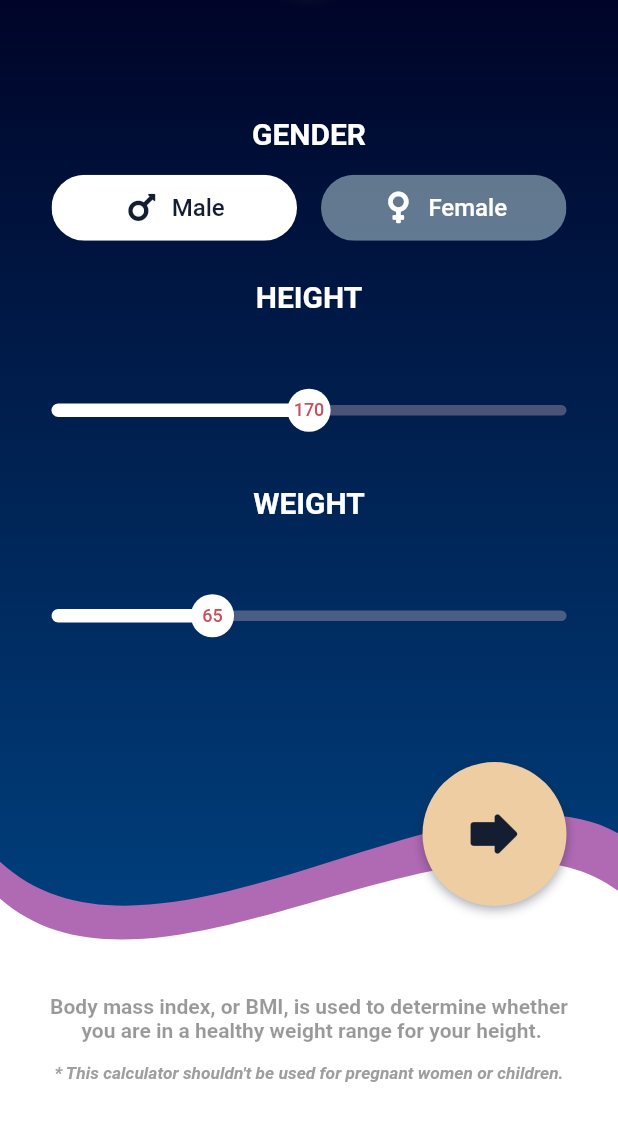
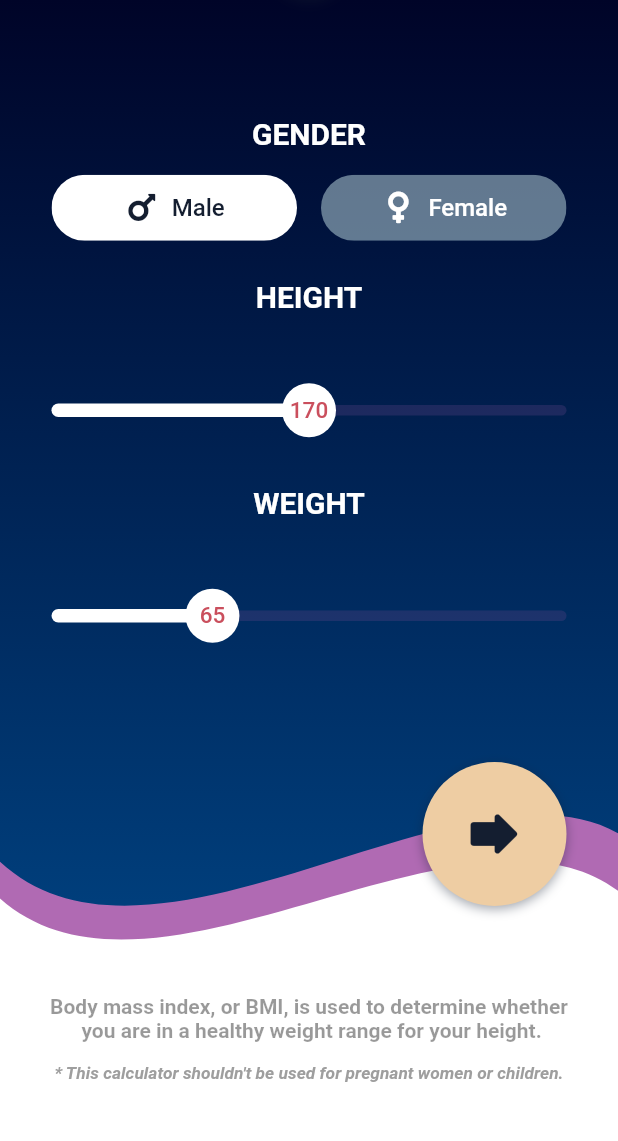
Before and after one commit to SHAHZAIB-prog/BMI-Calculator, a Flutter app: the screen it shows after launch, on a phone screen of 412 x 824 dp, the part 84-1225 px from its top. Run offline on Flutter 3.47's test engine with Material 2 defaults, Android fonts, the phone set to English and light mode, and no system bars; our stand-ins replace font_awesome_flutter.

```diff
--- a/lib/home/slider.dart
+++ b/lib/home/slider.dart
@@ -110,21 +110,21 @@ class _CustomSliderState extends State<CustomSlider> {
     return SliderTheme(
       data: SliderTheme.of(context).copyWith(
         showValueIndicator: ShowValueIndicator.always,
-        valueIndicatorColor: const Color(0xFFF6CFD5).withOpacity(0.3),
+        valueIndicatorColor: const Color(0xFF614385).withOpacity(0.3),
         valueIndicatorShape: const RectangularSliderValueIndicatorShape(),
         valueIndicatorTextStyle: TextStyle(
           color: kInactiveButtonTextColor,
-          fontSize: 15.0,
+          fontSize: 20.0,
           fontWeight: FontWeight.w500,
         ),
         trackHeight: 7.0,
         trackShape: _CustomTrackShape(),
-        inactiveTrackColor: const Color(0xFFF6CFD5).withOpacity(0.3),
+        inactiveTrackColor: const Color(0xFF614385).withOpacity(0.3),
         activeTrackColor: Colors.white,
         thumbColor: Colors.white,
         overlayColor: Colors.white.withOpacity(0.2),
         thumbShape: _CustomSliderThumbCircle(
-          thumbRadius: 16.0,
+          thumbRadius: 20.0,
           min: widget.min,
           max: widget.max,
         ),
```
